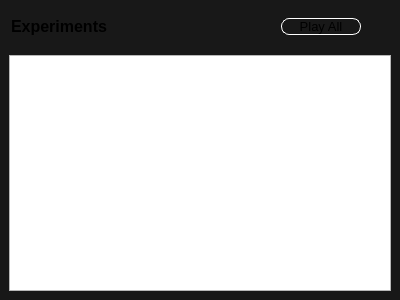
Before: the Qt Designer form src/gui/forms/projectwidget.ui in evoplex/evoplex, drawn with Qt 5.
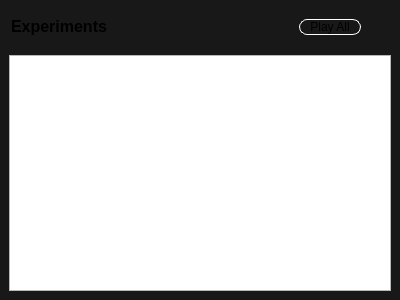
After: the same form once the commit is applied. Custom widgets are drawn as their Qt base class.

Commit message: gui - cosmetic fixes (button size)

```diff
--- a/src/gui/forms/projectwidget.ui
+++ b/src/gui/forms/projectwidget.ui
@@ -49,29 +49,27 @@
        </widget>
       </item>
       <item>
-       <widget class="QPushButton" name="playAll">
-        <property name="sizePolicy">
-         <sizepolicy hsizetype="Fixed" vsizetype="Fixed">
-          <horstretch>0</horstretch>
-          <verstretch>0</verstretch>
-         </sizepolicy>
+       <spacer name="horizontalSpacer_2">
+        <property name="orientation">
+         <enum>Qt::Horizontal</enum>
         </property>
-        <property name="minimumSize">
+        <property name="sizeHint" stdset="0">
          <size>
-          <width>80</width>
-          <height>0</height>
+          <width>40</width>
+          <height>20</height>
          </size>
         </property>
-        <property name="font">
-         <font>
-          <pointsize>10</pointsize>
-         </font>
-        </property>
+       </spacer>
+      </item>
+      <item>
+       <widget class="QPushButton" name="playAll">
         <property name="styleSheet">
          <string notr="true">QPushButton  {
-	border: 1px solid white;
-    border-radius: 8px;
-    background-color: transparent;
+  border: 1px solid white;
+  border-radius: 8px;
+  background-color: transparent;
+  padding-left: 10px;
+  padding-right: 10px;
 }
 QPushButton::hover {
 	background-color: #4285f4;
```
Left out of the diff: 2 changed lines with no effect on the pictures. The commit also changes 3 other files.
